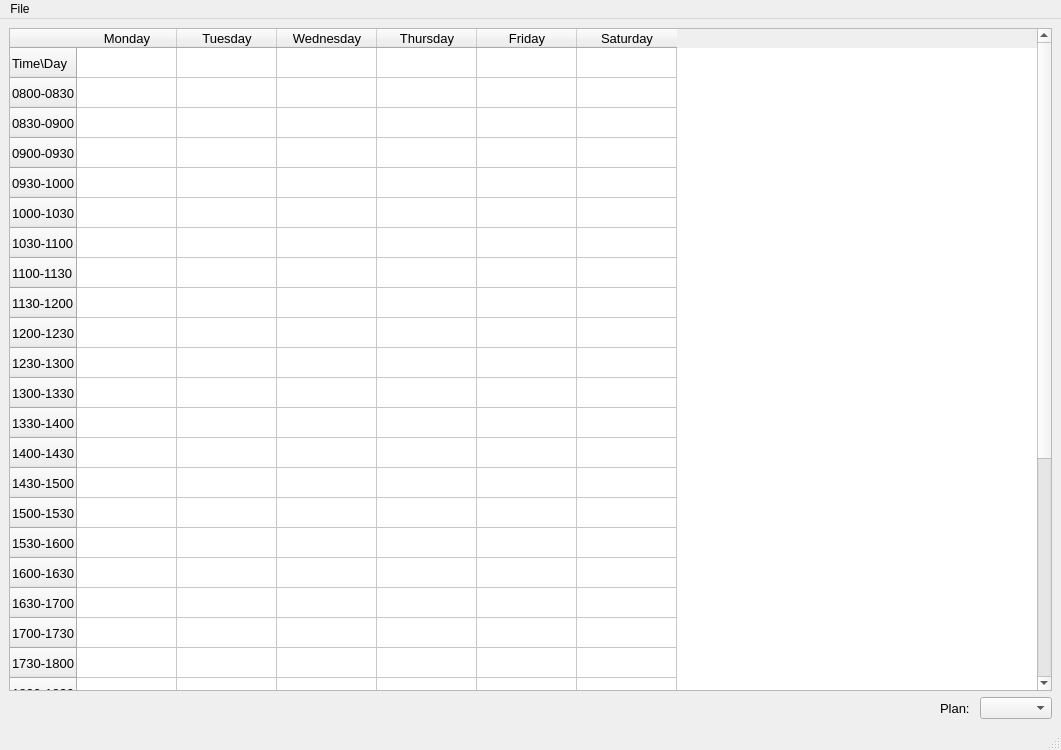
First picture: the form in window.ui, repository adithyaxx/auto-star-planner, before the edit.
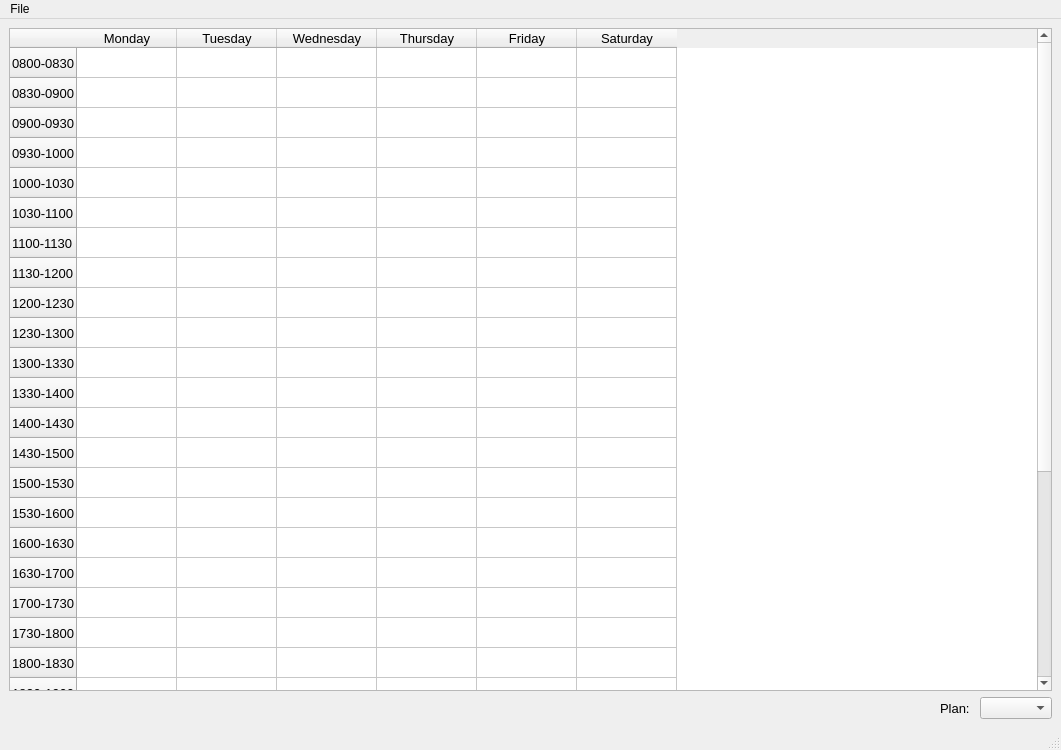
Second picture: the form after the edit. Icons and pictures are not drawn.

```diff
--- a/window.ui
+++ b/window.ui
@@ -54,11 +54,6 @@
       <property name="editTriggers">
        <set>QAbstractItemView::NoEditTriggers</set>
       </property>
-      <row>
-       <property name="text">
-        <string>Time\Day</string>
-       </property>
-      </row>
       <row>
        <property name="text">
         <string>0800-0830</string>
```
